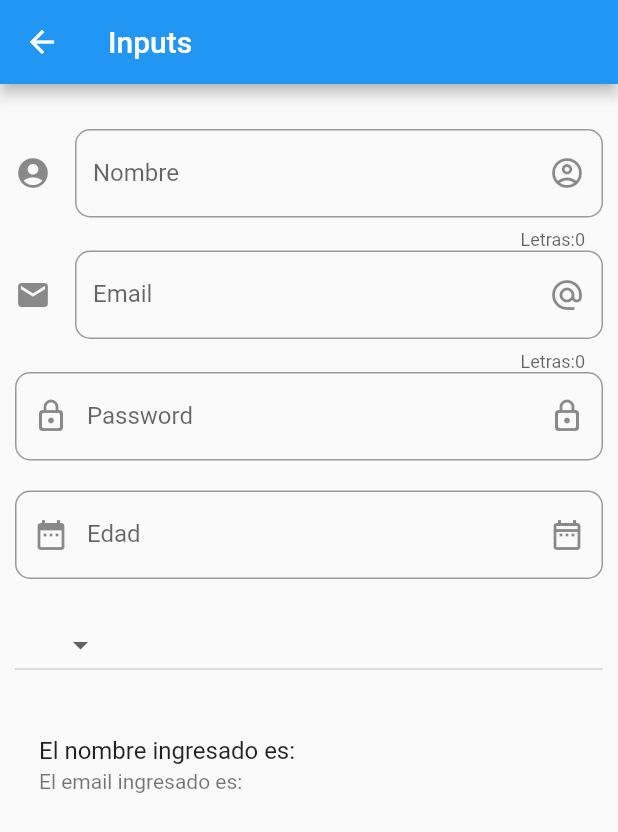
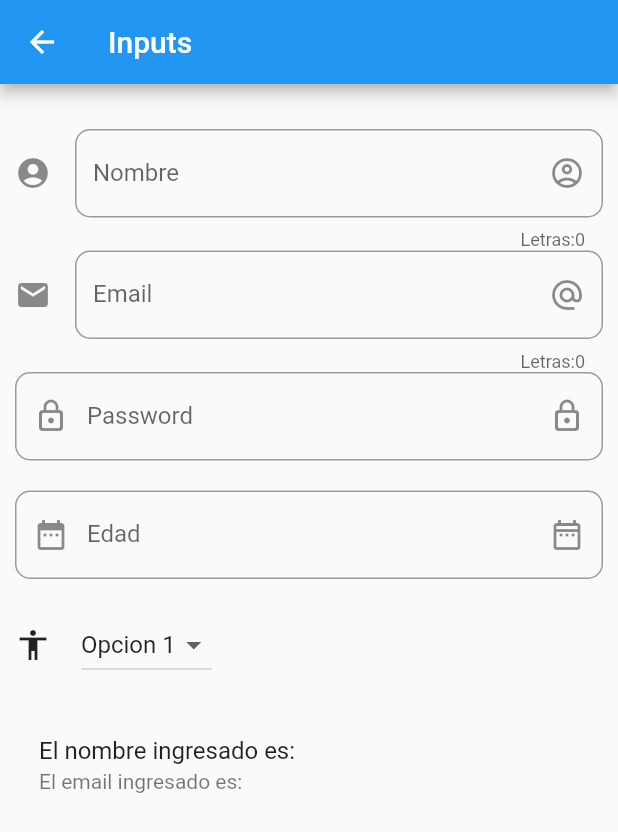
Before and after one commit to hernan74/flutter_componentes, a Flutter app: the InputPage screen opened by its route, on a phone screen of 412 x 824 dp. Shown: the top 832 px of the screen. Run offline on Flutter 3.47's test engine with Material 2 defaults, Android fonts, the phone set to English and light mode, and no system bars.

Commit message:
se termino el comboBox

```diff
--- a/lib/src/pages/input_page.dart
+++ b/lib/src/pages/input_page.dart
@@ -11,6 +11,8 @@ class _InputPageState extends State<InputPage> {
   String _email='';
   TextEditingController _textInputFechaController=new TextEditingController();
   List<String> _listaItem=['Opcion 1','Opcion 2','Opcion 3','Opcion 4'];
+  String _opcionSeleccionada='Opcion 1';
+
   @override
   Widget build(BuildContext context) {
     return Scaffold(
@@ -74,28 +76,38 @@ class _InputPageState extends State<InputPage> {
     );
   }
 Widget _crearDropdown(){
-   return DropdownButton(
-
-     items: <DropdownMenuItem<String>>[
-       DropdownMenuItem(
-
-       child: Text('data'),
-       value: 'item',
-       ),
-         DropdownMenuItem(
-       child: Text('data'),
-       value: 'item',
-       ),
-         DropdownMenuItem(
-       child: Text('data'),
-       value: 'item',
-       )
+   return Row(
+     mainAxisSize: MainAxisSize.max,
+     children: [
+       Icon(Icons.accessibility_sharp),
+       SizedBox(width: 20,),
+       DropdownButton(
+         value: _opcionSeleccionada,
+         items: _getOpciones(),
+         onChanged: (opt){
+           setState(() {
+          _opcionSeleccionada=opt;
+           });
+         },
+        ),
      ],
-     onChanged: (opt){
-
-     },
+   );
+}
+List<DropdownMenuItem<String>> _getOpciones(){
+List<DropdownMenuItem<String>> items=new List();
+_listaItem.forEach((element) {
+  items.add(DropdownMenuItem(
+    child: Text(element) ,
+    onTap: (){
+    },
+    value: element,
+    )
     );
 }
+);
+return items;
+}
+
 Widget _crearCampoPassword(){
     return TextField(
       obscureText: true,
```
